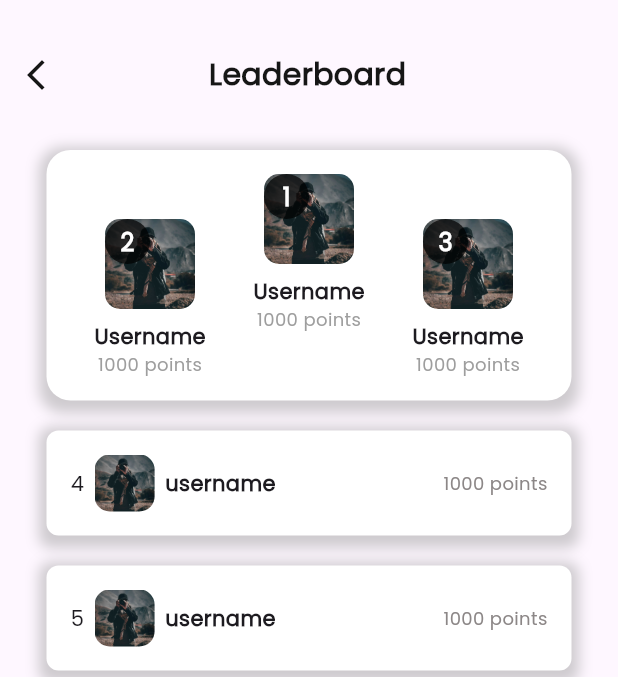
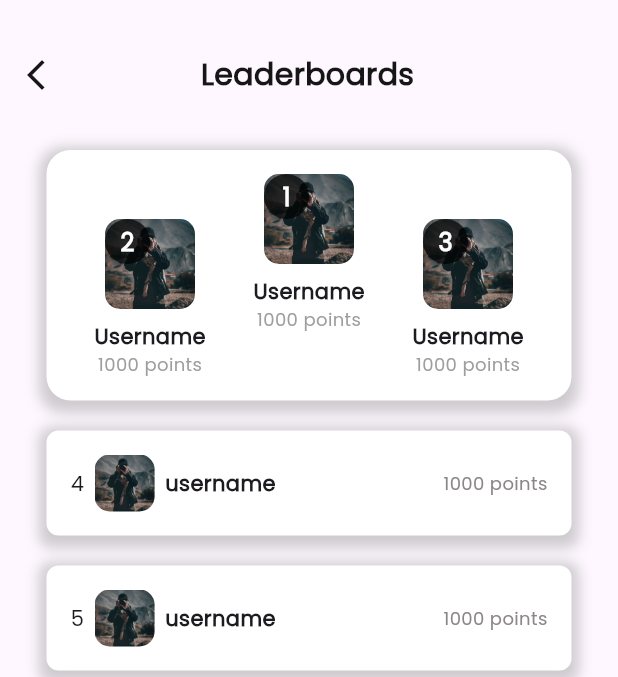
Before and after one commit to kenzzhie/WordQuest, a Flutter app: the Leaderboard screen opened directly, on a phone screen of 412 x 824 dp, the part 84-761 px from its top. Run offline on Flutter 3.47's test engine with Material 3 defaults, Android fonts, the light colour scheme and no system bars.

Commit message:
test commit

```diff
--- a/lib/leaderboard.dart
+++ b/lib/leaderboard.dart
@@ -71,7 +71,7 @@ class _LeaderboardState extends State<Leaderboard> {
                         ),
                       )),
                   Text(
-                    'Leaderboard',
+                    'Leaderboards',
                     textAlign: TextAlign.center,
                     style: TextStyle(
                       color: AppColors.b,
```
